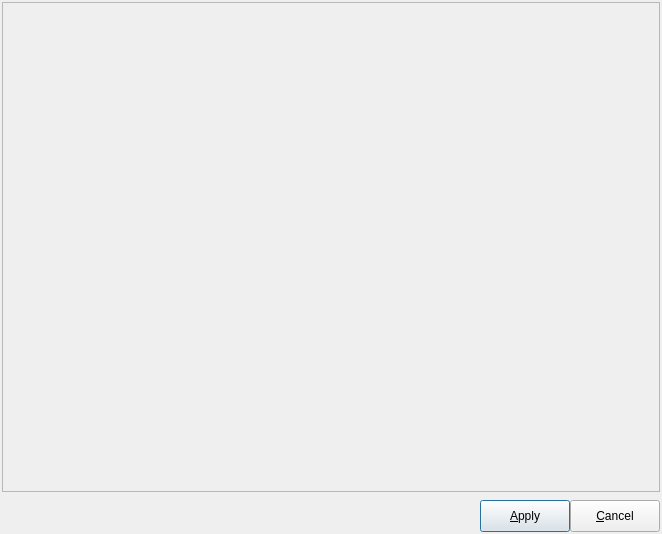
This is libpgmodeler_ui/ui/formbasico.ui in pgmodeler/pgmodeler as Qt 5 draws it before an edit. The edited form follows.
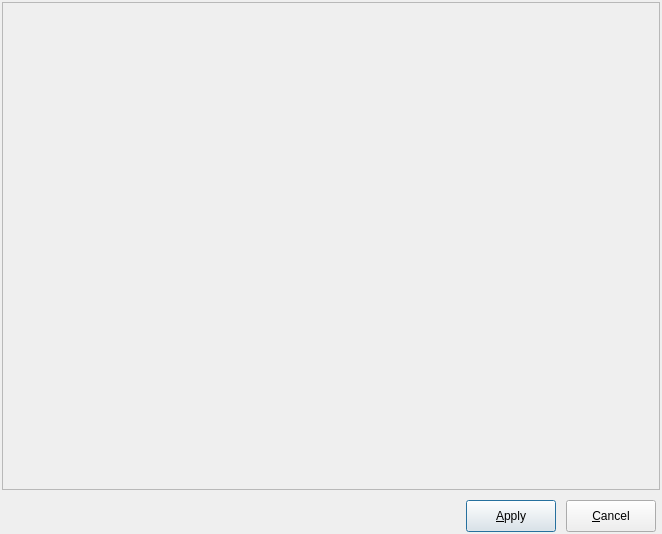
This is the edited form. Icons and pictures are not drawn.

Commit message: Some widget font/size adjustments.

Patch:
```diff
--- a/libpgmodeler_ui/ui/formbasico.ui
+++ b/libpgmodeler_ui/ui/formbasico.ui
@@ -85,10 +85,19 @@
         <property name="leftMargin">
          <number>4</number>
         </property>
+        <property name="topMargin">
+         <number>2</number>
+        </property>
+        <property name="rightMargin">
+         <number>4</number>
+        </property>
         <property name="bottomMargin">
          <number>0</number>
         </property>
-        <property name="spacing">
+        <property name="horizontalSpacing">
+         <number>10</number>
+        </property>
+        <property name="verticalSpacing">
          <number>0</number>
         </property>
         <item row="0" column="0">
@@ -121,6 +130,12 @@
         </item>
         <item row="0" column="1">
          <widget class="QPushButton" name="aplicar_ok_btn">
+          <property name="sizePolicy">
+           <sizepolicy hsizetype="Preferred" vsizetype="Fixed">
+            <horstretch>0</horstretch>
+            <verstretch>0</verstretch>
+           </sizepolicy>
+          </property>
           <property name="minimumSize">
            <size>
             <width>90</width>
@@ -129,7 +144,7 @@
           </property>
           <property name="maximumSize">
            <size>
-            <width>90</width>
+            <width>16777215</width>
             <height>16777215</height>
            </size>
           </property>
@@ -156,6 +171,12 @@
         </item>
         <item row="0" column="2">
          <widget class="QPushButton" name="cancelar_btn">
+          <property name="sizePolicy">
+           <sizepolicy hsizetype="Preferred" vsizetype="Fixed">
+            <horstretch>0</horstretch>
+            <verstretch>0</verstretch>
+           </sizepolicy>
+          </property>
           <property name="minimumSize">
            <size>
             <width>90</width>
@@ -164,7 +185,7 @@
           </property>
           <property name="maximumSize">
            <size>
-            <width>90</width>
+            <width>16777215</width>
             <height>16777215</height>
            </size>
           </property>
```
The commit also changes 6 other files.
